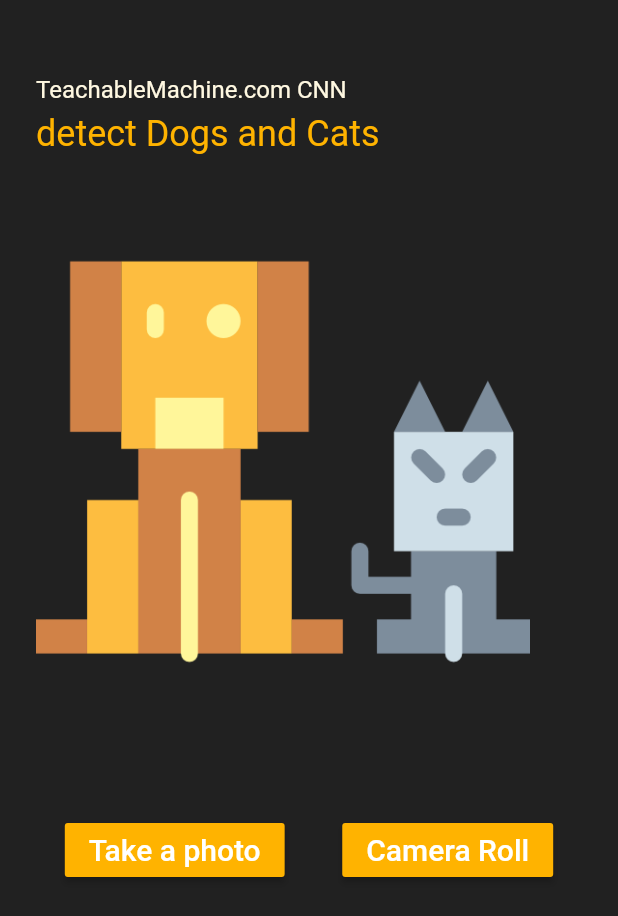
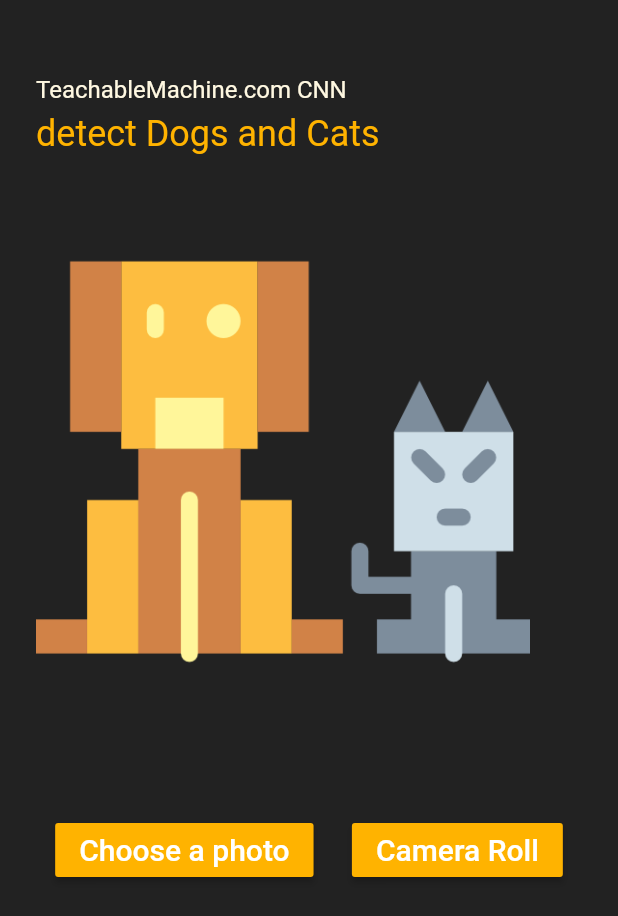
Before and after one commit to hajajmaor/cat_vs_dog, a Flutter app: the screen it shows after launch, after a tap on "Camera Roll", on a phone screen of 412 x 824 dp. Shown: the top 916 px of the screen. Run offline on Flutter 3.47's test engine with Material 2 defaults, Android fonts, the phone set to English and light mode, and no system bars; our stand-ins replace image_picker, splashscreen; missing offline and left inert: tflite.

```diff
--- a/lib/main.dart
+++ b/lib/main.dart
@@ -1,11 +1,18 @@
 import 'dart:io';
 
+import 'package:cat_vs_dog/service/image_classify_service.dart';
 import 'package:cat_vs_dog/splash_screen.dart';
 import 'package:flutter/cupertino.dart';
 import 'package:flutter/material.dart';
+import 'package:provider/provider.dart';
 
 void main() {
-  runApp(MyApp());
+  runApp(
+    ChangeNotifierProvider<ImageClassifyService>(
+      create: (context) => ImageClassifyService(),
+      child: MyApp(),
+    ),
+  );
 }
 
 class MyApp extends StatelessWidget {
--- a/lib/screens/home.dart
+++ b/lib/screens/home.dart
@@ -1,21 +1,24 @@
 import 'dart:io';
 
+import 'package:cat_vs_dog/service/image_classify_service.dart';
 import 'package:flutter/cupertino.dart';
 import 'package:flutter/material.dart';
-import 'package:tflite/tflite.dart';
-import 'package:image_picker/image_picker.dart';
+import 'package:provider/provider.dart';
 
 class Home extends StatelessWidget {
+  final backgroudColor = Colors.black87;
   @override
   Widget build(BuildContext context) {
     if (Platform.isIOS)
       return CupertinoPageScaffold(
+        backgroundColor: backgroudColor,
         child: SafeArea(
           child: HomeBody(),
         ),
       );
     else
       return Scaffold(
+        backgroundColor: backgroudColor,
         body: SafeArea(
           child: HomeBody(),
         ),
@@ -23,61 +26,11 @@ class Home extends StatelessWidget {
   }
 }
 
-class HomeBody extends StatefulWidget {
-  const HomeBody({
-    Key key,
-  }) : super(key: key);
-
-  @override
-  _HomeBodyState createState() => _HomeBodyState();
-}
-
-class _HomeBodyState extends State<HomeBody> {
-  bool _loading = true;
-  File _image;
-  //each item in _output is a Map : keys(index,label,confidence)
-  List _output;
-  final _picker = ImagePicker();
-
-  Future classifyImage(File image) async {
-    var output = await Tflite.runModelOnImage(
-      path: image.path,
-      numResults: 2,
-      threshold: 0.5,
-      imageStd: 127.5,
-      imageMean: 127.5,
-    );
-    setState(() {
-      _output = output;
-      _loading = false;
-    });
-  }
-
-  Future loadModel() async {
-    await Tflite.loadModel(
-      model: 'assets/tflite/model_unquant.tflite',
-      labels: 'assets/tflite/labels.txt',
-    );
-  }
-
-  @override
-  void initState() {
-    loadModel().then((value) {
-      setState(() {});
-    });
-    super.initState();
-  }
-
-  @override
-  void dispose() {
-    Tflite.close();
-    super.dispose();
-  }
-
+class HomeBody extends StatelessWidget {
   @override
   Widget build(BuildContext context) {
+    var _imageService = Provider.of<ImageClassifyService>(context);
     return Container(
-      color: Colors.black87,
       padding: const EdgeInsets.symmetric(
         horizontal: 24,
       ),
@@ -110,37 +63,41 @@ class _HomeBodyState extends State<HomeBody> {
             ),
             Container(
               width: MediaQuery.of(context).size.width * 0.8,
-              child: _loading
-                  ? Column(
+              child: Consumer<ImageClassifyService>(
+                  builder: (context, value, child) {
+                if (value.image == null || value.output == null) {
+                  return Column(
                     children: [
                       Image.asset('assets/cat.png'),
                       SizedBox(
                         height: 50,
                       ),
                     ],
-                    )
-                  : Column(
+                  );
+                } else if (value.output != null) {
+                  return Column(
                     children: [
                       Container(
                         height: 250,
                         child: Image.file(
-                            _image,
+                          value.image,
                         ),
                       ),
                       SizedBox(
                         height: 20,
                       ),
-                        _output != null
-                            ? Text(
-                                '${_output[0]['label']}',
+                      Text(
+                        '${value.output[0]['label']}',
                         style: TextStyle(
                           color: Colors.white,
                           fontSize: 20,
                         ),
                       )
-                            : Container(),
                     ],
-                    ),
+                  );
+                } else
+                  return Container();
+              }),
             ),
             SizedBox(
               height: 20,
@@ -151,9 +108,9 @@ class _HomeBodyState extends State<HomeBody> {
                 children: [
                   RaisedButton(
                     color: Colors.amber[600],
-                    onPressed: pickGalleryImage,
+                    onPressed: _imageService.pickGalleryImage,
                     child: Text(
-                      'Take a photo',
+                      'Choose a photo',
                       style: TextStyle(
                         color: Colors.white,
                         fontSize: 20,
@@ -165,10 +122,13 @@ class _HomeBodyState extends State<HomeBody> {
                   ),
                   RaisedButton(
                     color: Colors.amber[600],
-                    onPressed: pickImage,
+                    onPressed: _imageService.pickImage,
                     child: Text(
                       'Camera Roll',
-                      style: TextStyle(color: Colors.white, fontSize: 20),
+                      style: TextStyle(
+                        color: Colors.white,
+                        fontSize: 20,
+                      ),
                     ),
                   ),
                 ],
@@ -179,26 +139,4 @@ class _HomeBodyState extends State<HomeBody> {
       ),
     );
   }
-
-  Future pickImage() async {
-    var image = await _picker.getImage(
-      source: ImageSource.camera,
-    );
-    if (image == null) return null;
-    setState(() {
-      _image = File(image.path);
-    });
-    classifyImage(_image);
 }
-
-  Future pickGalleryImage() async {
-    var image = await _picker.getImage(
-      source: ImageSource.gallery,
-    );
-    if (image == null) return null;
-    setState(() {
-      _image = File(image.path);
-    });
-    classifyImage(_image);
-  }
-}
--- /dev/null
+++ b/lib/service/image_classify_service.dart
@@ -0,0 +1,65 @@
+import 'dart:io';
+
+import 'package:flutter/foundation.dart';
+import 'package:image_picker/image_picker.dart';
+import 'package:tflite/tflite.dart';
+
+class ImageClassifyService extends ChangeNotifier {
+  ImageClassifyService() {
+    loadModel();
+  }
+
+  File image;
+  //each item in _output is a Map : keys(index,label,confidence)
+  List output;
+  final _picker = ImagePicker();
+
+  Future loadModel() async {
+    await Tflite.loadModel(
+      model: 'assets/tflite/model_unquant.tflite',
+      labels: 'assets/tflite/labels.txt',
+    );
+  }
+
+  Future pickImage() async {
+    var _image = await _picker.getImage(
+      source: ImageSource.camera,
+    );
+    if (_image == null) return null;
+
+    this.image = File(_image.path);
+
+    classifyImage(this.image);
+  }
+
+  Future pickGalleryImage() async {
+    var _image = await _picker.getImage(
+      source: ImageSource.gallery,
+    );
+    if (_image == null) return null;
+
+    this.image = File(_image.path);
+
+    classifyImage(this.image);
+  }
+
+  Future classifyImage(File image) async {
+    var output = await Tflite.runModelOnImage(
+      path: image.path,
+      numResults: 2,
+      threshold: 0.5,
+      imageStd: 127.5,
+      imageMean: 127.5,
+    );
+
+    this.output = output;
+    notifyListeners();
+    // _loading = false;
+  }
+
+  @override
+  void dispose() {
+    Tflite.close();
+    super.dispose();
+  }
+}
--- a/pubspec.yaml
+++ b/pubspec.yaml
@@ -15,7 +15,7 @@ publish_to: "none" # Remove this line if you wish to publish to pub.dev
 # In iOS, build-name is used as CFBundleShortVersionString while build-number used as CFBundleVersion.
 # Read more about iOS versioning at
 # https://developer.apple.com/library/archive/documentation/General/Reference/InfoPlistKeyReference/Articles/CoreFoundationKeys.html
-version: 1.0.0+1
+version: 1.0.0+2
 
 environment:
   sdk: ">=2.7.0 <3.0.0"
@@ -31,6 +31,7 @@ dependencies:
   tflite: ^1.1.1
   image_picker: ^0.6.7+9
   flutter_launcher_icons: ^0.8.0
+  provider: ^4.3.2+2
 
 dev_dependencies:
   flutter_test:
```
Also changed, not shown: pubspec.lock. Lines whose indentation alone changed are shown as unchanged.
